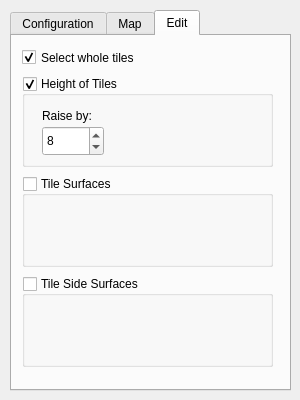
The window that Annchienta/games/editor/editor.ui (sago007/annchienta) describes before a commit, drawn with Qt 5.
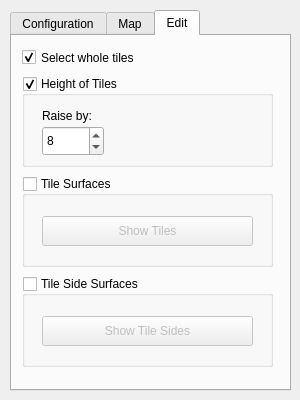
The same window after the commit. The open tabs and pages were chosen to show the change.

Commit message: Editor can now edit.

What changed in the file:
```diff
--- a/Annchienta/games/editor/editor.ui
+++ b/Annchienta/games/editor/editor.ui
@@ -1,6 +1,9 @@
 <ui version="4.0" >
  <class>Form</class>
  <widget class="QWidget" name="Form" >
+  <property name="enabled" >
+   <bool>true</bool>
+  </property>
   <property name="geometry" >
    <rect>
     <x>0</x>
@@ -9,6 +12,12 @@
     <height>400</height>
    </rect>
   </property>
+  <property name="sizePolicy" >
+   <sizepolicy vsizetype="Fixed" hsizetype="Fixed" >
+    <horstretch>0</horstretch>
+    <verstretch>0</verstretch>
+   </sizepolicy>
+  </property>
   <property name="minimumSize" >
    <size>
     <width>300</width>
@@ -297,6 +306,19 @@
      <property name="checked" >
       <bool>false</bool>
      </property>
+     <widget class="QPushButton" name="showTileSurfacesButton" >
+      <property name="geometry" >
+       <rect>
+        <x>20</x>
+        <y>40</y>
+        <width>211</width>
+        <height>30</height>
+       </rect>
+      </property>
+      <property name="text" >
+       <string>Show Tiles</string>
+      </property>
+     </widget>
     </widget>
     <widget class="QGroupBox" name="tileSideGroupBox" >
      <property name="enabled" >
@@ -319,6 +341,19 @@
      <property name="checked" >
       <bool>false</bool>
      </property>
+     <widget class="QPushButton" name="showTileSideSurfacesButton" >
+      <property name="geometry" >
+       <rect>
+        <x>20</x>
+        <y>40</y>
+        <width>211</width>
+        <height>30</height>
+       </rect>
+      </property>
+      <property name="text" >
+       <string>Show Tile Sides</string>
+      </property>
+     </widget>
     </widget>
    </widget>
   </widget>
```
The commit also changes 14 other files.
